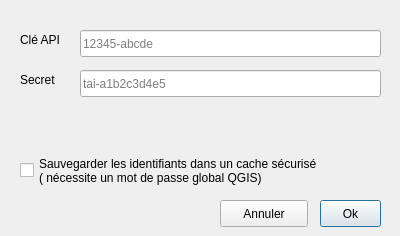
The window that tellae_auth.ui (tellae/qgis-tellae-plugin) describes before a commit, drawn with Qt 5.
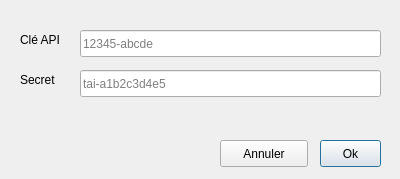
The same window after the commit.

The edit to the form file:
```diff
--- a/tellae_auth.ui
+++ b/tellae_auth.ui
@@ -7,7 +7,7 @@
     <x>0</x>
     <y>0</y>
     <width>400</width>
-    <height>236</height>
+    <height>179</height>
    </rect>
   </property>
   <property name="sizePolicy">
@@ -77,26 +77,6 @@
     <string>Secret</string>
    </property>
   </widget>
-  <widget class="QCheckBox" name="saveIndentsCheckBox">
-   <property name="geometry">
-    <rect>
-     <x>20</x>
-     <y>150</y>
-     <width>361</width>
-     <height>41</height>
-    </rect>
-   </property>
-   <property name="sizePolicy">
-    <sizepolicy hsizetype="Minimum" vsizetype="Minimum">
-     <horstretch>0</horstretch>
-     <verstretch>0</verstretch>
-    </sizepolicy>
-   </property>
-   <property name="text">
-    <string>Sauvegarder les identifiants dans un cache sécurisé 
-( nécessite un mot de passe global QGIS)</string>
-   </property>
-  </widget>
   <widget class="QLabel" name="errorMessage">
    <property name="geometry">
     <rect>
@@ -157,7 +137,7 @@
    <property name="geometry">
     <rect>
      <x>320</x>
-     <y>200</y>
+     <y>140</y>
      <width>61</width>
      <height>27</height>
     </rect>
@@ -173,7 +153,7 @@
    <property name="geometry">
     <rect>
      <x>220</x>
-     <y>200</y>
+     <y>140</y>
      <width>88</width>
      <height>27</height>
     </rect>
```
